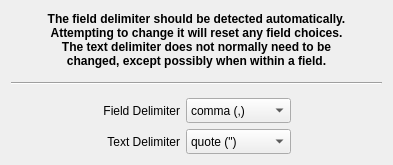
Qt form kmymoney/plugins/csvimport/separatorwizardpage.ui (KDE/kmymoney) before a commit.
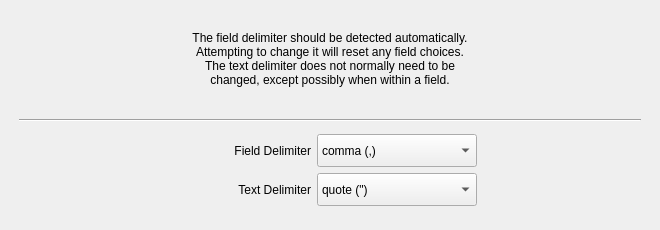
The same form after that commit. Custom widgets are drawn as their Qt base class.

The edit to the form file:
```diff
--- a/kmymoney/plugins/csvimport/separatorwizardpage.ui
+++ b/kmymoney/plugins/csvimport/separatorwizardpage.ui
@@ -6,28 +6,47 @@
    <rect>
     <x>0</x>
     <y>0</y>
-    <width>388</width>
-    <height>165</height>
+    <width>660</width>
+    <height>230</height>
    </rect>
   </property>
+  <property name="minimumSize">
+   <size>
+    <width>640</width>
+    <height>230</height>
+   </size>
+  </property>
   <property name="maximumSize">
    <size>
-    <width>16777215</width>
-    <height>210</height>
+    <width>700</width>
+    <height>16777215</height>
    </size>
   </property>
   <property name="windowTitle">
    <string>Separator Wizard Page</string>
   </property>
-  <layout class="QGridLayout" name="gridLayout_2">
-   <item row="0" column="0">
-    <layout class="QVBoxLayout" name="verticalLayout" stretch="8,1,1,1,20">
+  <layout class="QHBoxLayout" name="horizontalLayout_2" stretch="5,400,5">
+   <item>
+    <spacer name="horizontalSpacer_3">
+     <property name="orientation">
+      <enum>Qt::Horizontal</enum>
+     </property>
+     <property name="sizeHint" stdset="0">
+      <size>
+       <width>40</width>
+       <height>20</height>
+      </size>
+     </property>
+    </spacer>
+   </item>
+   <item>
+    <layout class="QVBoxLayout" name="verticalLayout" stretch="15,1,1,1,15,2">
      <item>
       <widget class="QLabel" name="label">
        <property name="font">
         <font>
-         <weight>75</weight>
-         <bold>true</bold>
+         <weight>50</weight>
+         <bold>false</bold>
         </font>
        </property>
        <property name="text">
@@ -49,7 +68,7 @@
        <property name="sizeHint" stdset="0">
         <size>
          <width>371</width>
-         <height>13</height>
+         <height>3</height>
         </size>
        </property>
       </spacer>
@@ -69,13 +88,13 @@
        <property name="sizeHint" stdset="0">
         <size>
          <width>371</width>
-         <height>13</height>
+         <height>3</height>
         </size>
        </property>
       </spacer>
      </item>
      <item>
-      <layout class="QHBoxLayout" name="horizontalLayout">
+      <layout class="QHBoxLayout" name="horizontalLayout" stretch="20,50,25">
        <item>
         <spacer name="horizontalSpacer">
          <property name="orientation">
@@ -90,7 +109,7 @@
         </spacer>
        </item>
        <item>
-        <layout class="QGridLayout" name="gridLayout">
+        <layout class="QGridLayout" name="gridLayout" columnstretch="10,10">
          <item row="0" column="0">
           <widget class="QLabel" name="labelSet_fieldDelim">
            <property name="minimumSize">
@@ -99,6 +118,12 @@
              <height>0</height>
             </size>
            </property>
+           <property name="maximumSize">
+            <size>
+             <width>16777215</width>
+             <height>16777215</height>
+            </size>
+           </property>
            <property name="text">
             <string>Field Delimiter</string>
            </property>
@@ -111,8 +136,14 @@
           <widget class="KComboBox" name="comboBox_fieldDelimiter">
            <property name="minimumSize">
             <size>
-             <width>0</width>
-             <height>25</height>
+             <width>160</width>
+             <height>33</height>
+            </size>
+           </property>
+           <property name="maximumSize">
+            <size>
+             <width>175</width>
+             <height>16777215</height>
             </size>
            </property>
            <item>
@@ -169,8 +200,14 @@
           <widget class="KComboBox" name="comboBox_textDelimiter">
            <property name="minimumSize">
             <size>
-             <width>0</width>
-             <height>25</height>
+             <width>154</width>
+             <height>33</height>
+            </size>
+           </property>
+           <property name="maximumSize">
+            <size>
+             <width>16777215</width>
+             <height>16777215</height>
             </size>
            </property>
            <property name="toolTip">
@@ -206,8 +243,34 @@
        </item>
       </layout>
      </item>
+     <item>
+      <spacer name="verticalSpacer_low">
+       <property name="orientation">
+        <enum>Qt::Vertical</enum>
+       </property>
+       <property name="sizeHint" stdset="0">
+        <size>
+         <width>20</width>
+         <height>40</height>
+        </size>
+       </property>
+      </spacer>
+     </item>
     </layout>
    </item>
+   <item>
+    <spacer name="horizontalSpacer_4">
+     <property name="orientation">
+      <enum>Qt::Horizontal</enum>
+     </property>
+     <property name="sizeHint" stdset="0">
+      <size>
+       <width>40</width>
+       <height>20</height>
+      </size>
+     </property>
+    </spacer>
+   </item>
   </layout>
  </widget>
  <customwidgets>
```
